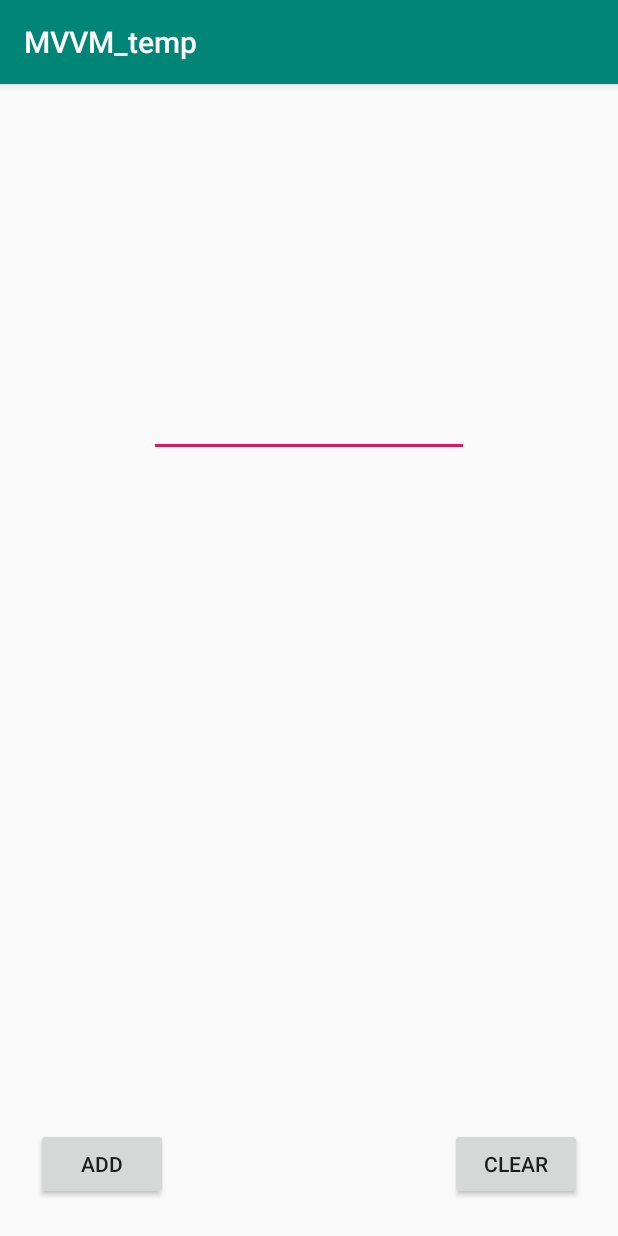
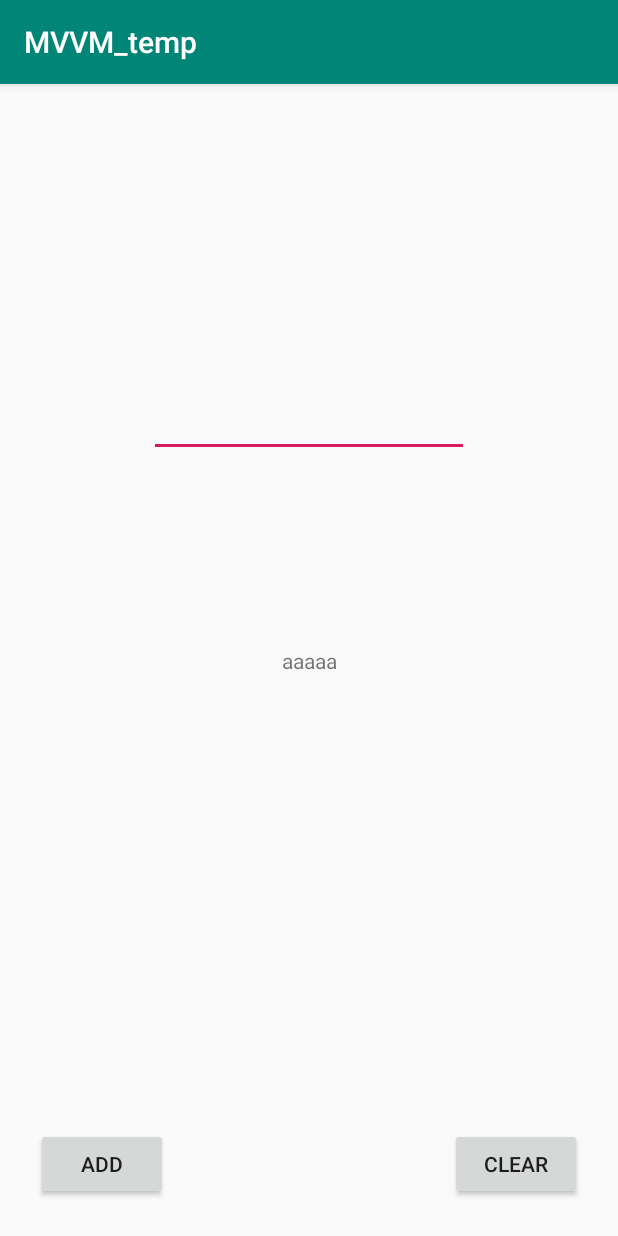
Before and after one commit to pikohan-suzuki/MVVM_temp, an Android app: the screen it shows after launch (MainActivity), on a phone screen of 412 x 824 dp. Run offline under Robolectric (Android 15) with nearby library versions, the phone set to English and light mode, and no system bars.

Commit message:
remove_answer

```diff
--- a/app/src/main/java/com/amebaownd/pikohan_nwiatori/mvvm_temp/MainFragment.kt
+++ b/app/src/main/java/com/amebaownd/pikohan_nwiatori/mvvm_temp/MainFragment.kt
@@ -5,19 +5,11 @@ import android.view.LayoutInflater
 import android.view.View
 import android.view.ViewGroup
 import androidx.fragment.app.Fragment
-import androidx.lifecycle.ViewModelProviders
-import com.amebaownd.pikohan_nwiatori.mvvm_temp.databinding.FragmentMainBinding
 
 class MainFragment :Fragment(){
 
-    private lateinit var binding :FragmentMainBinding
     override fun onCreateView(inflater: LayoutInflater, container: ViewGroup?, savedInstanceState: Bundle?
     ): View? {
-        val viewModel = ViewModelProviders.of(this).get(MainViewModel::class.java)
-        binding = FragmentMainBinding.inflate(inflater,container,false).apply {
-            lifecycleOwner = viewLifecycleOwner
-            this.viewModel = viewModel
-        }
-        return binding.root
+        return inflater.inflate(R.layout.fragment_main,container,false)
     }
 }
--- a/app/src/main/java/com/amebaownd/pikohan_nwiatori/mvvm_temp/MainViewModel.kt
+++ b/app/src/main/java/com/amebaownd/pikohan_nwiatori/mvvm_temp/MainViewModel.kt
@@ -4,13 +4,6 @@ import androidx.lifecycle.MutableLiveData
 import androidx.lifecycle.ViewModel
 
 class MainViewModel :ViewModel(){
-    var text = MutableLiveData<String>()
 
-    fun onAaaaButtonClicked(){
-        text.value = "aaaa"
-    }
 
-    fun onClearButtonClicked(){
-        text.value = ""
-    }
 }
--- a/app/src/main/res/layout/fragment_main.xml
+++ b/app/src/main/res/layout/fragment_main.xml
@@ -1,21 +1,14 @@
 <?xml version="1.0" encoding="utf-8"?>
-<layout xmlns:android="http://schemas.android.com/apk/res/android"
-    xmlns:app="http://schemas.android.com/apk/res-auto"
-    xmlns:tools="http://schemas.android.com/tools">
-    <data>
-        <variable
-            name="viewModel"
-            type="com.amebaownd.pikohan_nwiatori.mvvm_temp.MainViewModel" />
-    </data>
-    <androidx.constraintlayout.widget.ConstraintLayout
-        android:layout_width="match_parent"
-        android:layout_height="match_parent">
+<androidx.constraintlayout.widget.ConstraintLayout android:layout_width="match_parent"
+    android:layout_height="match_parent"
+    xmlns:android="http://schemas.android.com/apk/res/android"
+    xmlns:app="http://schemas.android.com/apk/res-auto">
 
         <TextView
             android:id="@+id/textView"
             android:layout_width="wrap_content"
             android:layout_height="wrap_content"
-            android:text="@{viewModel.text}"
+            android:text="aaaaa"
             app:layout_constraintBottom_toBottomOf="parent"
             app:layout_constraintEnd_toEndOf="parent"
             app:layout_constraintStart_toStartOf="parent"
@@ -30,7 +23,6 @@
             android:layout_marginEnd="99dp"
             android:ems="10"
             android:inputType="textPersonName"
-            android:text="@={viewModel.text}"
             app:layout_constraintEnd_toEndOf="parent"
             app:layout_constraintStart_toStartOf="parent"
             app:layout_constraintTop_toTopOf="parent" />
@@ -42,7 +34,6 @@
             android:layout_marginStart="24dp"
             android:layout_marginBottom="24dp"
             android:text="add"
-            android:onClick="@{() -> viewModel.onAaaaButtonClicked()}"
             app:layout_constraintBottom_toBottomOf="parent"
             app:layout_constraintStart_toStartOf="parent" />
 
@@ -53,8 +44,6 @@
             android:layout_marginEnd="24dp"
             android:layout_marginBottom="24dp"
             android:text="clear"
-            android:onClick="@{() -> viewModel.onClearButtonClicked()}"
             app:layout_constraintBottom_toBottomOf="parent"
             app:layout_constraintEnd_toEndOf="parent" />
     </androidx.constraintlayout.widget.ConstraintLayout>
-</layout>
```
